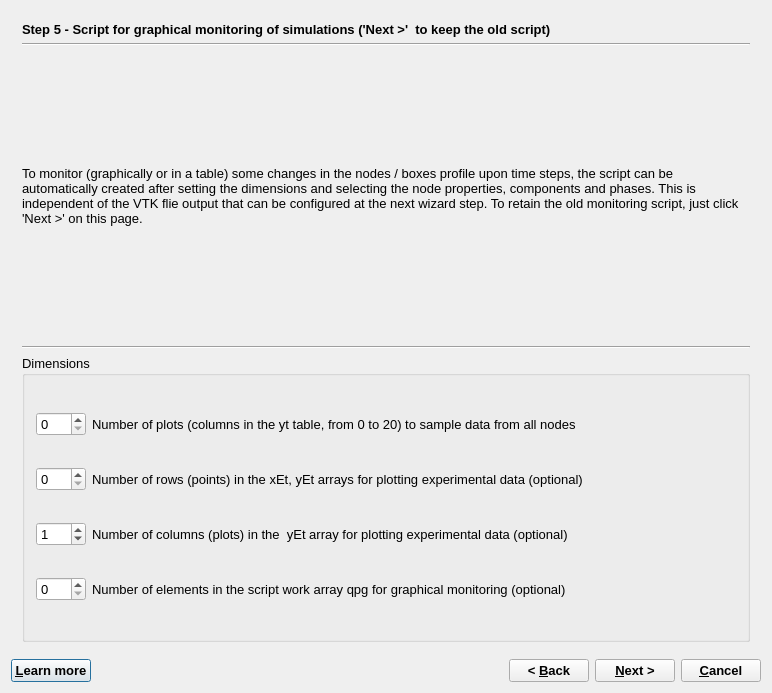
Old version of the form GUI/Dialogs4/GEM2MTWizard4.ui in the repository gemshub/GEMSGUI.
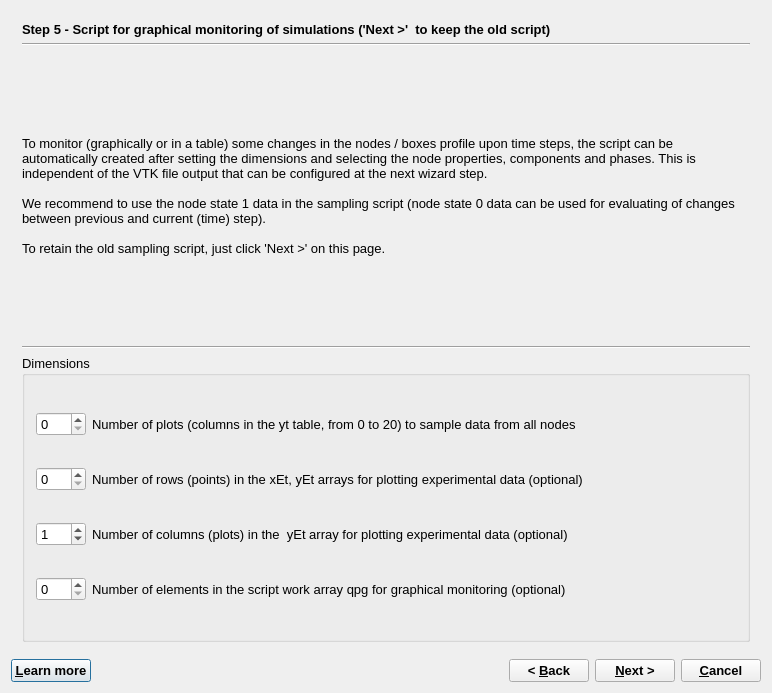
New version of the form. The open tabs and pages were chosen to show the change.

```diff
--- a/GUI/Dialogs4/GEM2MTWizard4.ui
+++ b/GUI/Dialogs4/GEM2MTWizard4.ui
@@ -1200,7 +1200,11 @@
        <item>
         <widget class="QLabel" name="label_21">
          <property name="text">
-          <string>To monitor (graphically or in a table) some changes in the nodes / boxes profile upon time steps, the script can be automatically created after setting the dimensions and selecting the node properties, components and phases. This is independent of the VTK flie output that can be configured at the next wizard step. To retain the old monitoring script, just click 'Next &gt;' on this page.</string>
+          <string>To monitor (graphically or in a table) some changes in the nodes / boxes profile upon time steps, the script can be automatically created after setting the dimensions and selecting the node properties, components and phases. This is independent of the VTK file output that can be configured at the next wizard step.
+
+We recommend to use the node state 1 data in the sampling script (node state 0 data can be used for evaluating of changes between previous and current (time) step).
+
+To retain the old sampling script, just click 'Next &gt;' on this page.</string>
          </property>
          <property name="wordWrap">
           <bool>true</bool>
```
Left out of the diff: 5 changed lines with no effect on the pictures.
